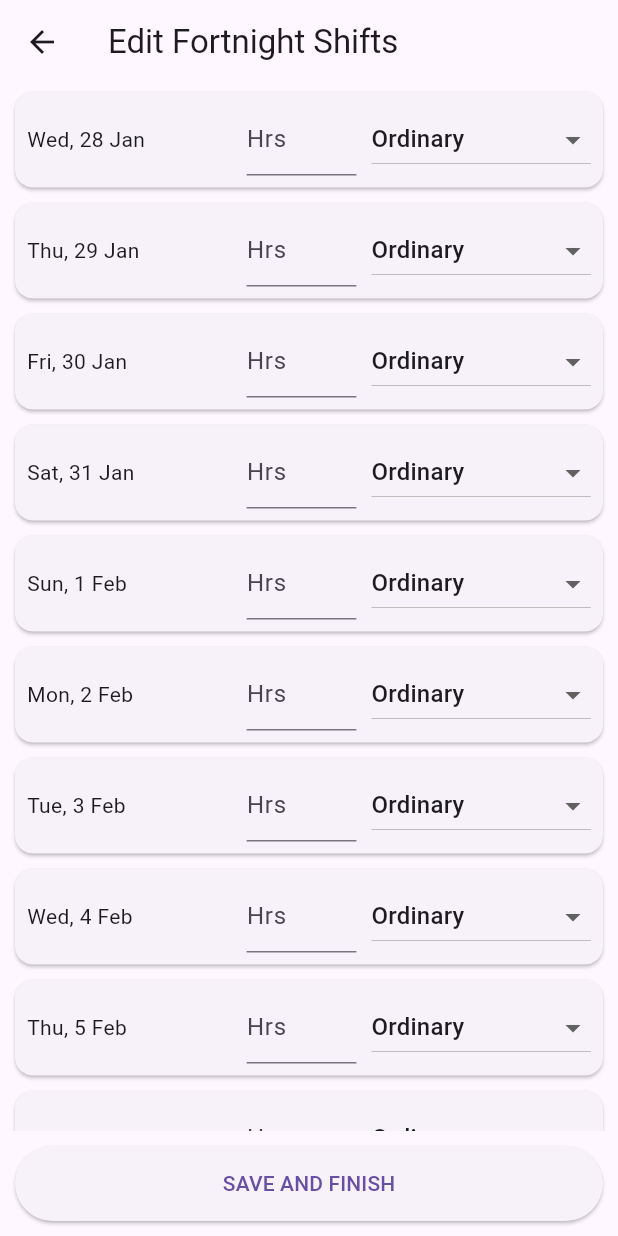
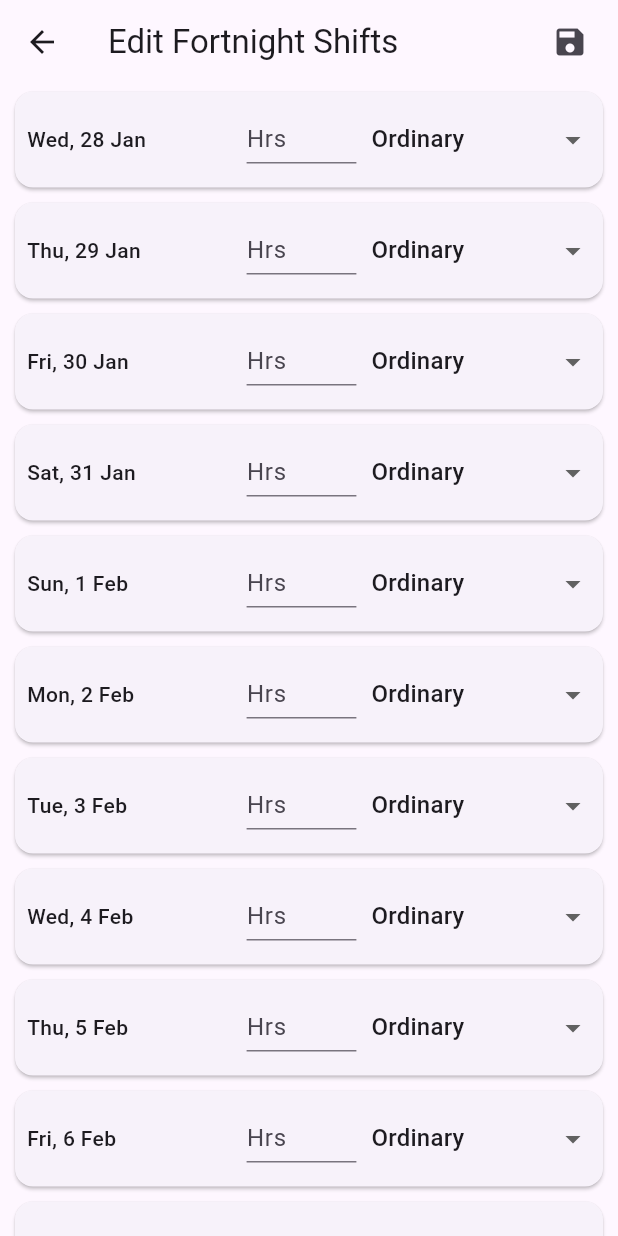
Before and after one commit to ktest2158-sys/Shift_pay, a Flutter app: the screen it shows after launch, after a tap on "Shifts", on a phone screen of 412 x 824 dp. Run offline on Flutter 3.47's test engine with Material 3 defaults, Android fonts, the phone set to English and light mode, and no system bars; our stand-ins replace hive_flutter; accounts and stored records are empty.

Commit message:
Refactor shift types to use Strings and improve UI
Updated shift entry logic to use Strings for shift types instead of booleans, enhancing clarity and functionality. Adjusted UI elements for improved user experience.

```diff
--- a/lib/screens/shift_entry_screen.dart
+++ b/lib/screens/shift_entry_screen.dart
@@ -13,7 +13,6 @@ class ShiftEntryScreen extends StatefulWidget {
 class _ShiftEntryScreenState extends State<ShiftEntryScreen> {
   final StorageService _storage = StorageService();
   final Map<String, TextEditingController> _controllers = {};
-  // NEW: Store shift types as Strings instead of bools
   final Map<String, String> _shiftTypes = {};
 
   @override
@@ -30,7 +29,6 @@ class _ShiftEntryScreenState extends State<ShiftEntryScreen> {
             : '',
       );
 
-      // Load the saved type (Ordinary, PM, AL, SL) or default to Ordinary
       _shiftTypes[key] = savedData['type'] ?? 'Ordinary';
     }
   }
@@ -40,7 +38,6 @@ class _ShiftEntryScreenState extends State<ShiftEntryScreen> {
       double hours = double.tryParse(controller.text) ?? 0.0;
       String type = _shiftTypes[key] ?? 'Ordinary';
 
-      // FIX: Now sending the String 'type' instead of a bool
       _storage.saveShift(key, hours, type);
     });
 
@@ -53,7 +50,18 @@ class _ShiftEntryScreenState extends State<ShiftEntryScreen> {
   @override
   Widget build(BuildContext context) {
     return Scaffold(
-      appBar: AppBar(title: const Text('Edit Fortnight Shifts')),
+      appBar: AppBar(
+        title: const Text('Edit Fortnight Shifts'),
+        // ✅ Action moved to Top Right
+        actions: [
+          IconButton(
+            icon: const Icon(Icons.save),
+            tooltip: 'Save Shifts',
+            onPressed: _saveAll,
+          ),
+          const SizedBox(width: 8), // Give the icon a little breathing room
+        ],
+      ),
       body: ListView.builder(
         itemCount: 14,
         itemBuilder: (context, index) {
@@ -68,14 +76,20 @@ class _ShiftEntryScreenState extends State<ShiftEntryScreen> {
                 children: [
                   Expanded(
                     flex: 2,
-                    child: Text(DateFormat('EEE, d MMM').format(date)),
+                    child: Text(
+                      DateFormat('EEE, d MMM').format(date),
+                      style: const TextStyle(fontWeight: FontWeight.w500),
+                    ),
                   ),
                   Expanded(
                     flex: 1,
                     child: TextField(
                       controller: _controllers[key],
                       keyboardType: const TextInputType.numberWithOptions(decimal: true),
-                      decoration: const InputDecoration(hintText: 'Hrs'),
+                      decoration: const InputDecoration(
+                        hintText: 'Hrs',
+                        isDense: true,
+                      ),
                     ),
                   ),
                   const SizedBox(width: 10),
@@ -84,6 +98,7 @@ class _ShiftEntryScreenState extends State<ShiftEntryScreen> {
                     child: DropdownButton<String>(
                       value: _shiftTypes[key],
                       isExpanded: true,
+                      underline: Container(), // Cleans up the look inside the card
                       items: <String>['Ordinary', 'PM', 'AL', 'SL']
                           .map((String value) {
                         return DropdownMenuItem<String>(
@@ -104,14 +119,7 @@ class _ShiftEntryScreenState extends State<ShiftEntryScreen> {
           );
         },
       ),
-      bottomNavigationBar: Padding(
-        padding: const EdgeInsets.all(10.0),
-        child: ElevatedButton(
-          onPressed: _saveAll,
-          style: ElevatedButton.styleFrom(minimumSize: const Size(double.infinity, 50)),
-          child: const Text("SAVE AND FINISH"),
-        ),
-      ),
+      // ✅ Removed bottomNavigationBar for a cleaner UI
     );
   }
 }
```
